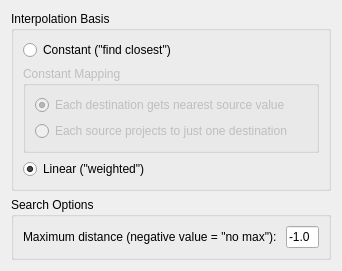
Qt form src/Interface/Modules/Fields/BuildMappingMatrix.ui (SCIInstitute/SCIRun) before a commit.
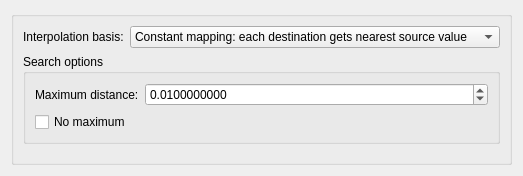
The same form after that commit.

Commit message: Start BuildMappingMatrix again

Patch:
```diff
--- a/src/Interface/Modules/Fields/BuildMappingMatrix.ui
+++ b/src/Interface/Modules/Fields/BuildMappingMatrix.ui
@@ -6,96 +6,116 @@
    <rect>
     <x>0</x>
     <y>0</y>
-    <width>342</width>
-    <height>229</height>
+    <width>489</width>
+    <height>176</height>
    </rect>
   </property>
+  <property name="sizePolicy">
+   <sizepolicy hsizetype="Fixed" vsizetype="Fixed">
+    <horstretch>0</horstretch>
+    <verstretch>0</verstretch>
+   </sizepolicy>
+  </property>
+  <property name="minimumSize">
+   <size>
+    <width>0</width>
+    <height>0</height>
+   </size>
+  </property>
   <property name="windowTitle">
    <string>Dialog</string>
   </property>
-  <layout class="QGridLayout" name="gridLayout">
-   <item row="0" column="0">
+  <layout class="QVBoxLayout" name="verticalLayout">
+   <item>
     <widget class="QGroupBox" name="groupBox">
      <property name="title">
-      <string>Interpolation Basis</string>
+      <string/>
      </property>
-     <layout class="QGridLayout" name="gridLayout_4">
+     <layout class="QFormLayout" name="formLayout">
+      <property name="fieldGrowthPolicy">
+       <enum>QFormLayout::AllNonFixedFieldsGrow</enum>
+      </property>
       <item row="0" column="0">
-       <widget class="QRadioButton" name="constantButton_">
+       <widget class="QLabel" name="label_3">
         <property name="text">
-         <string>Constant (&quot;find closest&quot;)</string>
+         <string>Interpolation basis:</string>
         </property>
         <attribute name="buttonGroup">
          <string>buttonGroup</string>
         </attribute>
        </widget>
       </item>
-      <item row="1" column="0">
-       <widget class="QGroupBox" name="constantGroupBox_">
-        <property name="enabled">
-         <bool>false</bool>
+      <item row="0" column="1">
+       <widget class="QComboBox" name="methodComboBox_">
+        <item>
+         <property name="text">
+          <string>Constant mapping: each destination gets nearest source value</string>
+         </property>
+        </item>
+        <item>
+         <property name="text">
+          <string>Constant mapping: each source projects to just one destination</string>
+         </property>
+        </item>
+        <item>
+         <property name="text">
+          <string>Linear (&quot;weighted&quot;)</string>
+         </property>
+        </item>
+       </widget>
+      </item>
+      <item row="3" column="0" colspan="2">
+       <widget class="QGroupBox" name="groupBox_2">
+        <property name="minimumSize">
+         <size>
+          <width>0</width>
+          <height>0</height>
+         </size>
         </property>
         <property name="title">
-         <string>Constant Mapping</string>
+         <string>Search options</string>
         </property>
-        <layout class="QGridLayout" name="gridLayout_3">
-         <item row="0" column="0">
-          <widget class="QRadioButton" name="destinationGetSourceButton_">
-           <property name="text">
-            <string>Each destination gets nearest source value</string>
-           </property>
-           <property name="checked">
-            <bool>true</bool>
-           </property>
-          </widget>
-         </item>
+        <layout class="QFormLayout" name="formLayout_2">
+         <property name="fieldGrowthPolicy">
+          <enum>QFormLayout::AllNonFixedFieldsGrow</enum>
+         </property>
          <item row="1" column="0">
-          <widget class="QRadioButton" name="sourceProjectsButton_">
+          <widget class="QLabel" name="maxDistanceLabel_">
            <property name="text">
-            <string>Each source projects to just one destination</string>
+            <string>Maximum distance:</string>
+           </property>
+          </widget>
+         </item>
+         <item row="1" column="1">
+          <widget class="QDoubleSpinBox" name="maxDistanceSpinBox_">
+           <property name="decimals">
+            <number>10</number>
+           </property>
+           <property name="maximum">
+            <double>999999999.000000000000000</double>
+           </property>
+           <property name="singleStep">
+            <double>0.000100000000000</double>
+           </property>
+           <property name="value">
+            <double>0.010000000000000</double>
+           </property>
+          </widget>
+         </item>
+         <item row="2" column="0">
+          <widget class="QCheckBox" name="noMaxCheckBox_">
+           <property name="text">
+            <string>No maximum</string>
            </property>
           </widget>
          </item>
         </layout>
        </widget>
       </item>
-      <item row="2" column="0">
-       <widget class="QRadioButton" name="linearButton_">
-        <property name="text">
-         <string>Linear (&quot;weighted&quot;)</string>
-        </property>
-        <property name="checked">
-         <bool>true</bool>
-        </property>
-        <attribute name="buttonGroup">
-         <string>buttonGroup</string>
-        </attribute>
-       </widget>
-      </item>
      </layout>
-    </widget>
-   </item>
-   <item row="1" column="0">
-    <widget class="QGroupBox" name="groupBox_2">
-     <property name="title">
-      <string>Search Options</string>
-     </property>
-     <layout class="QGridLayout" name="gridLayout_2">
-      <item row="0" column="0">
-       <widget class="QLabel" name="label">
-        <property name="text">
-         <string>Maximum distance (negative value = &quot;no max&quot;): </string>
-        </property>
-       </widget>
-      </item>
-      <item row="0" column="1">
-       <widget class="QLineEdit" name="maxDistanceLineEdit_">
-        <property name="text">
-         <string>-1.0</string>
-        </property>
-       </widget>
-      </item>
-     </layout>
+     <zorder>methodComboBox_</zorder>
+     <zorder>label_3</zorder>
+     <zorder>groupBox_2</zorder>
     </widget>
    </item>
   </layout>
```
Left out of the diff: 40 changed lines with no effect on the pictures. The commit also changes 8 other files.
